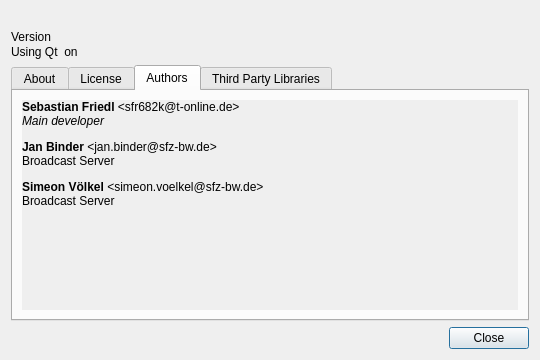
Above: client/aboutdialog.ui from SFr682k/fightclub before the change. Below: the same form after it.
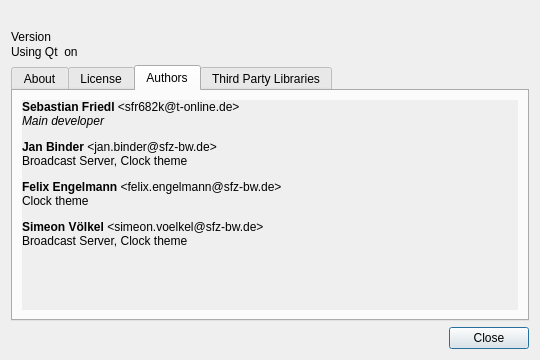
That is the form after the change. The open tabs and pages were chosen to show the change. Icons and pictures are not drawn.

Commit message: Embed clock window into client

```diff
--- a/client/aboutdialog.ui
+++ b/client/aboutdialog.ui
@@ -324,8 +324,8 @@
            <rect>
             <x>0</x>
             <y>0</y>
-            <width>508</width>
-            <height>194</height>
+            <width>488</width>
+            <height>234</height>
            </rect>
           </property>
           <layout class="QVBoxLayout" name="verticalLayout_7">
@@ -344,7 +344,7 @@
            <item>
             <widget class="QLabel" name="label_4">
              <property name="text">
-              <string>&lt;html&gt;&lt;head/&gt;&lt;body&gt;&lt;p&gt;&lt;span style=&quot; font-weight:600;&quot;&gt;Sebastian Friedl&lt;/span&gt; &amp;lt;sfr682k@t-online.de&amp;gt;&lt;br/&gt;&lt;span style=&quot; font-style:italic;&quot;&gt;Main developer&lt;/span&gt;&lt;/p&gt;&lt;p&gt;&lt;span style=&quot; font-weight:600;&quot;&gt;Jan Binder&lt;/span&gt; &amp;lt;jan.binder@sfz-bw.de&amp;gt;&lt;br/&gt;Broadcast Server&lt;/p&gt;&lt;p&gt;&lt;span style=&quot; font-weight:600;&quot;&gt;Simeon Völkel&lt;/span&gt; &amp;lt;simeon.voelkel@sfz-bw.de&amp;gt;&lt;br/&gt;Broadcast Server&lt;/p&gt;&lt;p&gt;&lt;br/&gt;&lt;/p&gt;&lt;/body&gt;&lt;/html&gt;</string>
+              <string>&lt;html&gt;&lt;head/&gt;&lt;body&gt;&lt;p&gt;&lt;span style=&quot; font-weight:600;&quot;&gt;Sebastian Friedl&lt;/span&gt; &amp;lt;sfr682k@t-online.de&amp;gt;&lt;br/&gt;&lt;span style=&quot; font-style:italic;&quot;&gt;Main developer&lt;/span&gt;&lt;/p&gt;&lt;p&gt;&lt;span style=&quot; font-weight:600;&quot;&gt;Jan Binder&lt;/span&gt; &amp;lt;jan.binder@sfz-bw.de&amp;gt;&lt;br/&gt;Broadcast Server, Clock theme&lt;/p&gt;&lt;p&gt;&lt;span style=&quot; font-weight:600;&quot;&gt;Felix Engelmann&lt;/span&gt; &amp;lt;felix.engelmann@sfz-bw.de&amp;gt;&lt;br/&gt;Clock theme&lt;/p&gt;&lt;p&gt;&lt;span style=&quot; font-weight:600;&quot;&gt;Simeon Völkel&lt;/span&gt; &amp;lt;simeon.voelkel@sfz-bw.de&amp;gt;&lt;br/&gt;Broadcast Server, Clock theme&lt;/p&gt;&lt;p&gt;&lt;br/&gt;&lt;/p&gt;&lt;/body&gt;&lt;/html&gt;</string>
              </property>
             </widget>
            </item>
```
The commit also changes 11 other files.
